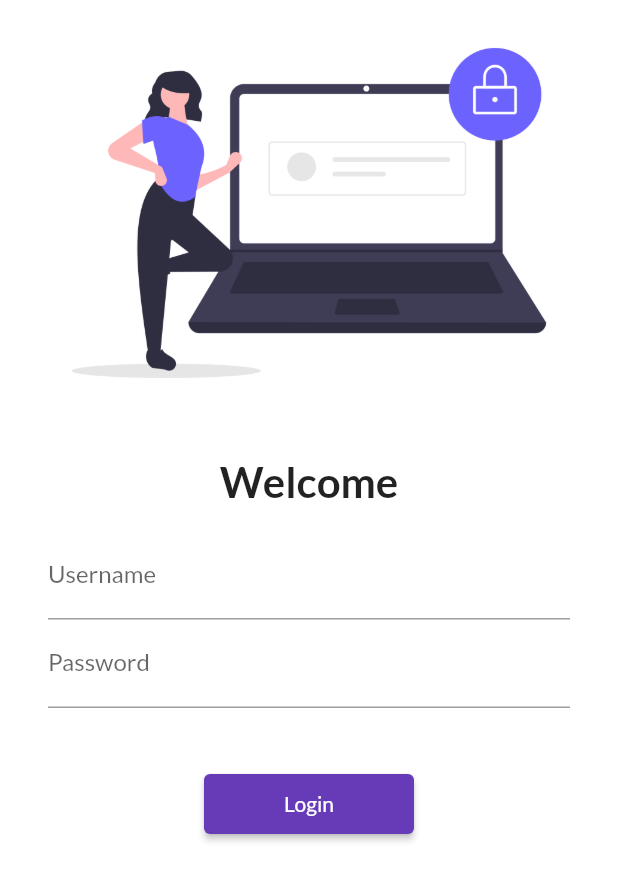
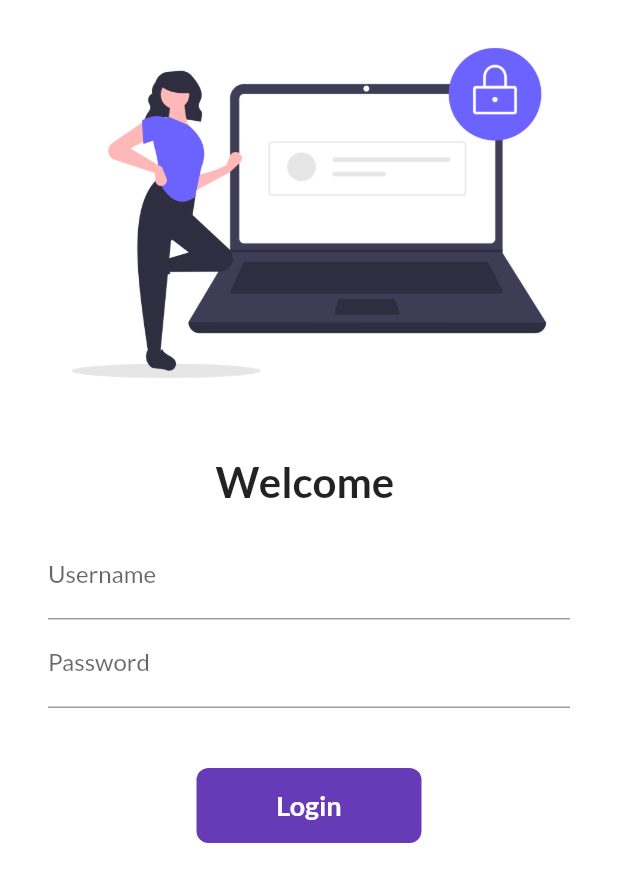
Before and after one commit to 0-yash-sharma-0/30DaysofFlutter, a Flutter app: the screen it shows after launch, on a phone screen of 412 x 824 dp. Shown: the top 882 px of the screen. Run offline on Flutter 3.47's test engine with Material 2 defaults, Android fonts, the phone set to English and light mode, and no system bars; our stand-ins replace google_fonts.

Commit message:
Day 5 Completed

```diff
--- a/lib/main.dart
+++ b/lib/main.dart
@@ -20,7 +20,7 @@ class MyApp extends StatelessWidget {
           fontFamily: GoogleFonts.lato().fontFamily),
       darkTheme: ThemeData(brightness: Brightness.dark),
       debugShowCheckedModeBanner: false,
-      initialRoute: '/login',
+      initialRoute: "/login",
       routes: {
         MyRoutes.loginRoute: (context) => LoginPage(),
         MyRoutes.homeRoute: (context) => HomePage(),
--- a/lib/screens/login_page.dart
+++ b/lib/screens/login_page.dart
@@ -1,10 +1,17 @@
 import 'package:flutter/material.dart';
-import 'package:flutter_application_1/screens/home_page.dart';
+// import 'package:flutter_application_1/screens/home_page.dart';
 import 'package:flutter_application_1/utils/routes.dart';
 
-class LoginPage extends StatelessWidget {
+class LoginPage extends StatefulWidget {
   const LoginPage({super.key});
 
+  @override
+  State<LoginPage> createState() => _LoginPageState();
+}
+
+class _LoginPageState extends State<LoginPage> {
+  String name = "";
+  bool changeButton = false;
   @override
   Widget build(BuildContext context) {
     return Material(
@@ -19,9 +26,10 @@ class LoginPage extends StatelessWidget {
               const SizedBox(
                 height: 20.0,
               ),
-              const Text(
-                "Welcome",
-                style: TextStyle(fontSize: 28, fontWeight: FontWeight.bold),
+              Text(
+                "Welcome $name",
+                style:
+                    const TextStyle(fontSize: 28, fontWeight: FontWeight.bold),
               ),
               Padding(
                 padding: const EdgeInsets.symmetric(
@@ -29,24 +37,61 @@ class LoginPage extends StatelessWidget {
                 child: Column(
                   children: [
                     TextFormField(
-                        decoration: const InputDecoration(
-                            hintText: "Enter a Username",
-                            label: Text("Username"))),
+                      decoration: const InputDecoration(
+                          hintText: "Enter a Username",
+                          label: Text("Username")),
+                      onChanged: (value) {
+                        name = value;
+                        setState(() {});
+                      },
+                    ),
                     TextFormField(
-                        obscureText: true,
-                        decoration: const InputDecoration(
-                            hintText: "Enter Password",
-                            label: Text("Password"))),
+                      obscureText: true,
+                      decoration: const InputDecoration(
+                          hintText: "Enter Password", label: Text("Password")),
+                    ),
                     const SizedBox(
                       height: 40,
                     ),
-                    ElevatedButton(
-                      onPressed: () {
+                    InkWell(
+                      onTap: () async {
+                        setState(() {
+                          changeButton = true;
+                        });
+                        await Future.delayed(Duration(seconds: 1));
                         Navigator.pushNamed(context, MyRoutes.homeRoute);
                       },
-                      child: Text("Login"),
-                      style: TextButton.styleFrom(minimumSize: Size(140, 40)),
-                    )
+                      child: AnimatedContainer(
+                        duration: Duration(seconds: 1),
+                        width: changeButton ? 50 : 150,
+                        height: 50,
+                        alignment: Alignment.center,
+                        child: changeButton
+                            ? Icon(
+                                Icons.done,
+                                color: Colors.white,
+                              )
+                            : Text(
+                                "Login",
+                                style: TextStyle(
+                                    color: Colors.white,
+                                    fontWeight: FontWeight.bold,
+                                    fontSize: 18),
+                              ),
+                        decoration: BoxDecoration(
+                          borderRadius:
+                              BorderRadius.circular(changeButton ? 50 : 8),
+                          color: Colors.deepPurple,
+                        ),
+                      ),
+                    ),
+                    // ElevatedButton(
+                    //   onPressed: () {
+                    //     Navigator.pushNamed(context, MyRoutes.homeRoute);
+                    //   },
+                    //   child:  Text("Login"),
+                    //   style: TextButton.styleFrom(minimumSize: Size(140, 40)),
+                    // )
                   ],
                 ),
               )
```
Also changed, not shown: 2 other files.
